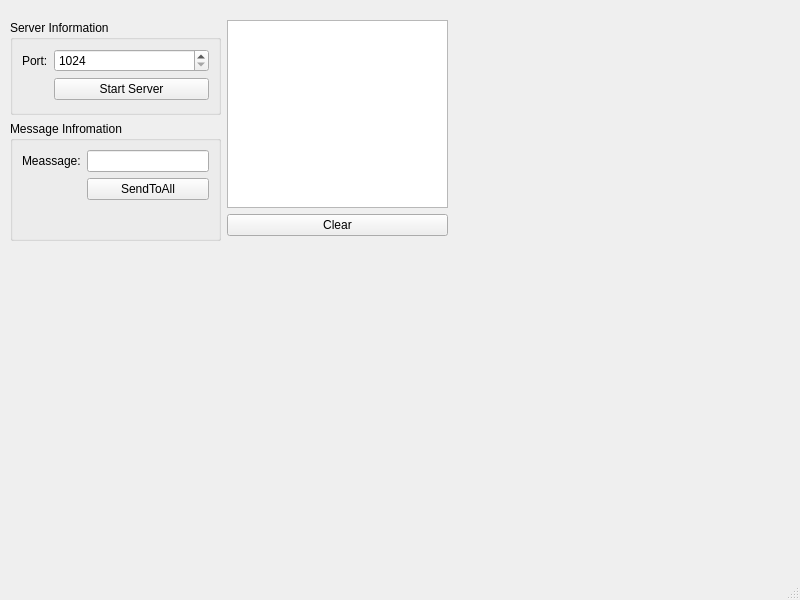
rushikesh-reddy/chat-application, file mainwindow.ui: the form before one commit.
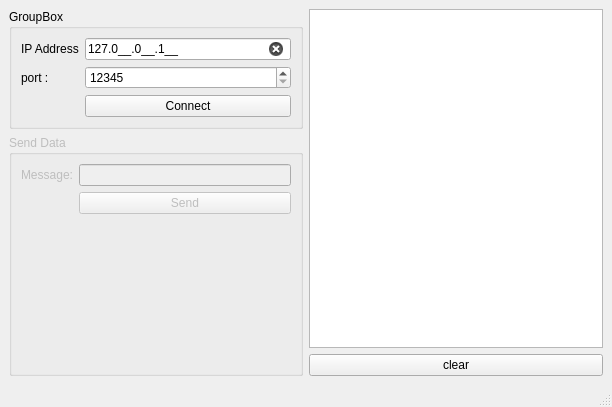
The form after the commit.

Patch:
```diff
--- a/mainwindow.ui
+++ b/mainwindow.ui
@@ -6,8 +6,8 @@
    <rect>
     <x>0</x>
     <y>0</y>
-    <width>800</width>
-    <height>600</height>
+    <width>612</width>
+    <height>407</height>
    </rect>
   </property>
   <property name="windowTitle">
@@ -27,106 +27,78 @@
 }</string>
   </property>
   <widget class="QWidget" name="centralwidget">
-   <widget class="QWidget" name="">
-    <property name="geometry">
-     <rect>
-      <x>227</x>
-      <y>20</y>
-      <width>221</width>
-      <height>216</height>
-     </rect>
-    </property>
-    <layout class="QVBoxLayout" name="verticalLayout">
+   <layout class="QHBoxLayout" name="horizontalLayout">
      <item>
-      <widget class="QListWidget" name="lstConsole"/>
-     </item>
-     <item>
-      <widget class="QPushButton" name="btnClear">
-       <property name="text">
-        <string>Clear</string>
-       </property>
-      </widget>
-     </item>
-    </layout>
-   </widget>
-   <widget class="QWidget" name="">
-    <property name="geometry">
-     <rect>
-      <x>10</x>
-      <y>20</y>
-      <width>211</width>
-      <height>221</height>
-     </rect>
-    </property>
     <layout class="QVBoxLayout" name="verticalLayout_2">
      <item>
       <widget class="QGroupBox" name="groupBox">
        <property name="title">
-        <string>Server Information</string>
-       </property>
-       <layout class="QFormLayout" name="formLayout">
-        <item row="0" column="0">
+         <string>GroupBox</string>
+        </property>
+        <layout class="QGridLayout" name="gridLayout">
+         <item row="0" column="0" colspan="2">
          <widget class="QLabel" name="label">
           <property name="text">
-           <string>Port:</string>
+            <string>IP Address</string>
           </property>
          </widget>
         </item>
-        <item row="0" column="1">
-         <widget class="QSpinBox" name="spnServerPort">
+         <item row="2" column="2">
+          <widget class="QPushButton" name="btnConnect">
+           <property name="text">
+            <string>Connect</string>
+           </property>
+          </widget>
+         </item>
+         <item row="1" column="0">
+          <widget class="QLabel" name="label_2">
+           <property name="text">
+            <string>port :</string>
+           </property>
+          </widget>
+         </item>
+         <item row="0" column="2">
+          <widget class="QLineEdit" name="lnIPAddress">
+           <property name="inputMask">
+            <string>000.000.000.000;_</string>
+           </property>
+           <property name="text">
+            <string>127.0.0.1</string>
+           </property>
+           <property name="clearButtonEnabled">
+            <bool>true</bool>
+           </property>
+           <property name="state" stdset="0">
+            <string/>
+           </property>
+          </widget>
+         </item>
+         <item row="1" column="2">
+          <widget class="QSpinBox" name="spnPort">
           <property name="minimum">
-           <number>1024</number>
+            <number>12345</number>
           </property>
           <property name="maximum">
            <number>65535</number>
           </property>
          </widget>
         </item>
-        <item row="1" column="1">
-         <widget class="QPushButton" name="btnStartServer">
-          <property name="text">
-           <string>Start Server</string>
-          </property>
-         </widget>
-        </item>
-        <item row="1" column="0">
-         <widget class="QLabel" name="lblConnectionStatus">
-          <property name="minimumSize">
-           <size>
-            <width>25</width>
-            <height>25</height>
-           </size>
-          </property>
-          <property name="maximumSize">
-           <size>
-            <width>25</width>
-            <height>25</height>
-           </size>
-          </property>
-          <property name="styleSheet">
-           <string notr="true"/>
-          </property>
-          <property name="text">
-           <string/>
-          </property>
-          <property name="state" stdset="0">
-           <string/>
-          </property>
-         </widget>
-        </item>
        </layout>
       </widget>
      </item>
      <item>
-      <widget class="QGroupBox" name="groupBox_2">
+       <widget class="QGroupBox" name="grpSendData">
+        <property name="enabled">
+         <bool>false</bool>
+        </property>
        <property name="title">
-        <string>Message Infromation</string>
-       </property>
-       <layout class="QFormLayout" name="formLayout_2">
+         <string>Send Data</string>
+        </property>
+        <layout class="QFormLayout" name="formLayout">
         <item row="0" column="0">
-         <widget class="QLabel" name="label_2">
+          <widget class="QLabel" name="label_3">
           <property name="text">
-           <string>Meassage:</string>
+            <string>Message:</string>
           </property>
          </widget>
         </item>
@@ -134,9 +106,9 @@
          <widget class="QLineEdit" name="lnMessage"/>
         </item>
         <item row="1" column="1">
-         <widget class="QPushButton" name="btnSendToAll">
+          <widget class="QPushButton" name="btnSend">
           <property name="text">
-           <string>SendToAll</string>
+            <string>Send</string>
           </property>
          </widget>
         </item>
@@ -157,7 +129,22 @@
       </widget>
      </item>
     </layout>
-   </widget>
+    </item>
+    <item>
+     <layout class="QVBoxLayout" name="verticalLayout">
+      <item>
+       <widget class="QListWidget" name="lstConsole"/>
+      </item>
+      <item>
+       <widget class="QPushButton" name="btnClear">
+        <property name="text">
+         <string>clear</string>
+        </property>
+       </widget>
+      </item>
+     </layout>
+    </item>
+   </layout>
   </widget>
   <widget class="QMenuBar" name="menubar">
    <property name="geometry">
```
Left out of the diff: 14 changed lines with no effect on the pictures. Lines whose indentation alone changed are shown as unchanged.
